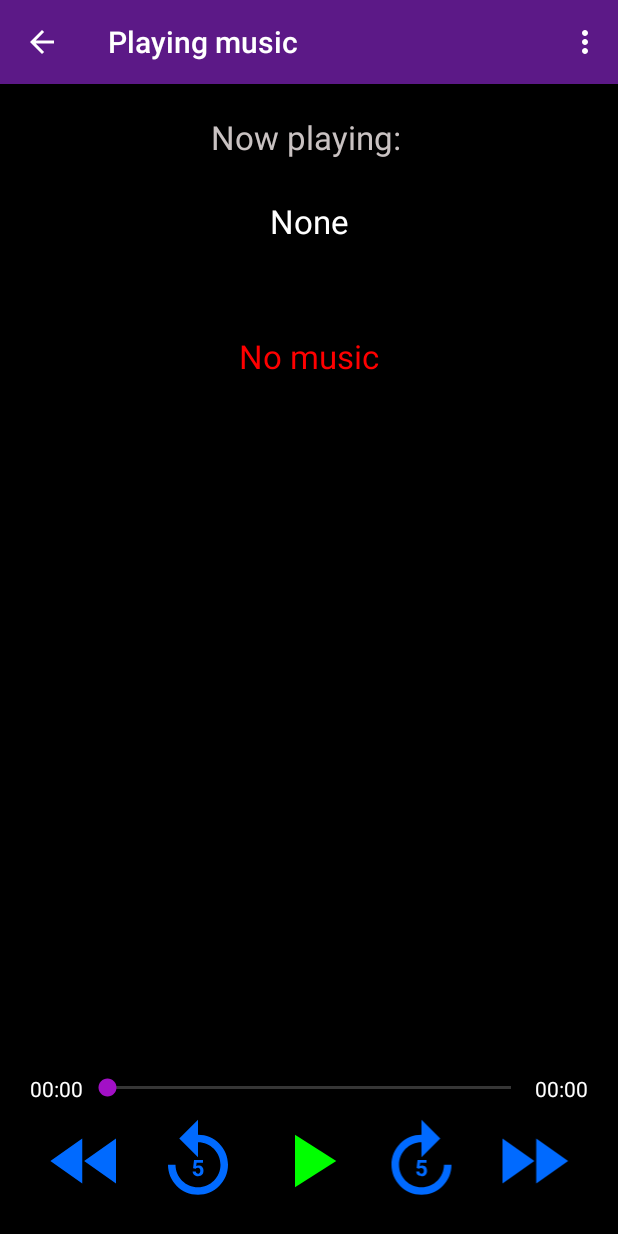
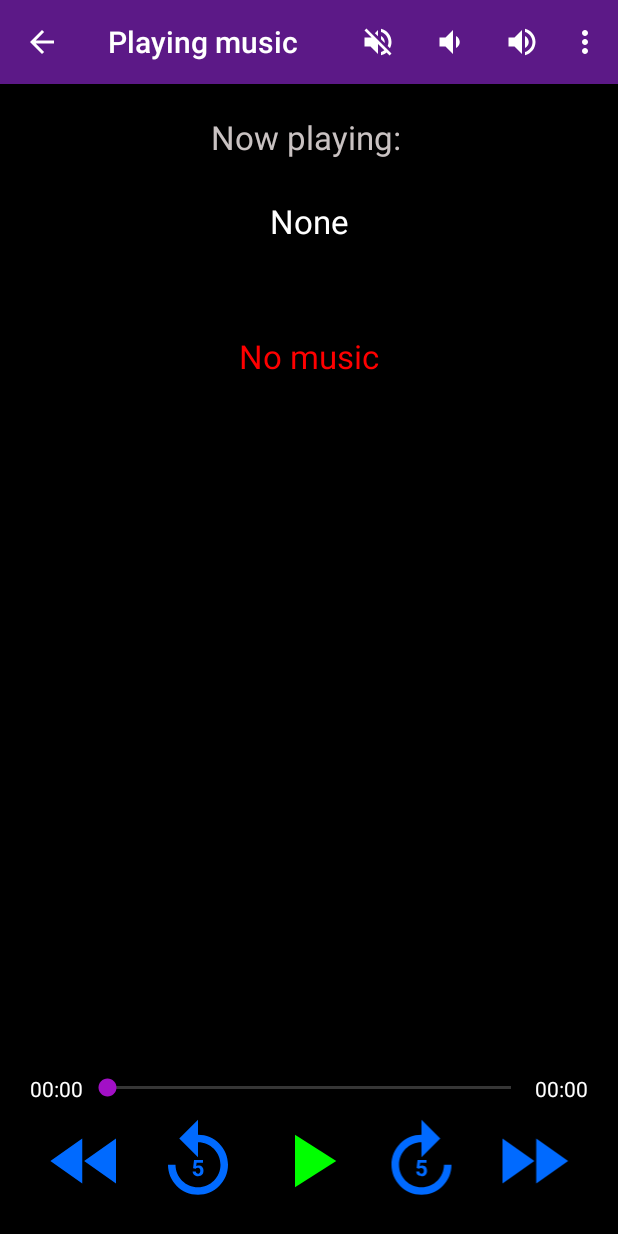
Before and after one commit to eisichenko/Android-Media-Player, an Android app: the MusicActivity screen opened directly, with no data from a screen before it, on a phone screen of 412 x 824 dp. Run offline under Robolectric (Android 15) with nearby library versions, the phone set to English and light mode, and no system bars; 1 statement that could not run was skipped.

Commit message:
added volume controls

```diff
--- /dev/null
+++ b/app/src/main/res/drawable/ic_volume_down.xml
@@ -0,0 +1,5 @@
+<vector android:height="24dp" android:tint="#FFFFFF"
+    android:viewportHeight="24" android:viewportWidth="24"
+    android:width="24dp" xmlns:android="http://schemas.android.com/apk/res/android">
+    <path android:fillColor="@android:color/white" android:pathData="M18.5,12c0,-1.77 -1.02,-3.29 -2.5,-4.03v8.05c1.48,-0.73 2.5,-2.25 2.5,-4.02zM5,9v6h4l5,5V4L9,9H5z"/>
+</vector>
--- /dev/null
+++ b/app/src/main/res/drawable/ic_volume_mute.xml
@@ -0,0 +1,5 @@
+<vector android:height="24dp" android:tint="#FFFFFF"
+    android:viewportHeight="24" android:viewportWidth="24"
+    android:width="24dp" xmlns:android="http://schemas.android.com/apk/res/android">
+    <path android:fillColor="@android:color/white" android:pathData="M16.5,12c0,-1.77 -1.02,-3.29 -2.5,-4.03v2.21l2.45,2.45c0.03,-0.2 0.05,-0.41 0.05,-0.63zM19,12c0,0.94 -0.2,1.82 -0.54,2.64l1.51,1.51C20.63,14.91 21,13.5 21,12c0,-4.28 -2.99,-7.86 -7,-8.77v2.06c2.89,0.86 5,3.54 5,6.71zM4.27,3L3,4.27 7.73,9L3,9v6h4l5,5v-6.73l4.25,4.25c-0.67,0.52 -1.42,0.93 -2.25,1.18v2.06c1.38,-0.31 2.63,-0.95 3.69,-1.81L19.73,21 21,19.73l-9,-9L4.27,3zM12,4L9.91,6.09 12,8.18L12,4z"/>
+</vector>
--- /dev/null
+++ b/app/src/main/res/drawable/ic_volume_unmute.xml
@@ -0,0 +1,5 @@
+<vector android:height="24dp" android:tint="#FFFFFF"
+    android:viewportHeight="24" android:viewportWidth="24"
+    android:width="24dp" xmlns:android="http://schemas.android.com/apk/res/android">
+    <path android:fillColor="@android:color/white" android:pathData="M7,9v6h4l5,5V4l-5,5H7z"/>
+</vector>
--- /dev/null
+++ b/app/src/main/res/drawable/ic_volume_up.xml
@@ -0,0 +1,5 @@
+<vector android:height="24dp" android:tint="#FFFFFF"
+    android:viewportHeight="24" android:viewportWidth="24"
+    android:width="24dp" xmlns:android="http://schemas.android.com/apk/res/android">
+    <path android:fillColor="@android:color/white" android:pathData="M3,9v6h4l5,5L12,4L7,9L3,9zM16.5,12c0,-1.77 -1.02,-3.29 -2.5,-4.03v8.05c1.48,-0.73 2.5,-2.25 2.5,-4.02zM14,3.23v2.06c2.89,0.86 5,3.54 5,6.71s-2.11,5.85 -5,6.71v2.06c4.01,-0.91 7,-4.49 7,-8.77s-2.99,-7.86 -7,-8.77z"/>
+</vector>
--- a/app/src/main/res/menu/music_menu_layout.xml
+++ b/app/src/main/res/menu/music_menu_layout.xml
@@ -1,6 +1,25 @@
 <?xml version="1.0" encoding="utf-8"?>
 <menu xmlns:app="http://schemas.android.com/apk/res-auto"
     xmlns:android="http://schemas.android.com/apk/res/android">
+
+    <item android:name="volume_mute"
+        android:id="@+id/volumeMuteMenuItem"
+        android:title="Volume Mute"
+        android:icon="@drawable/ic_volume_mute"
+        app:showAsAction="always"/>
+
+    <item android:name="volume_down"
+        android:id="@+id/volumeDownMenuItem"
+        android:title="Volume Down"
+        android:icon="@drawable/ic_volume_down"
+        app:showAsAction="always"/>
+
+    <item android:name="volume_up"
+        android:id="@+id/volumeUpMenuItem"
+        android:title="Volume Up"
+        android:icon="@drawable/ic_volume_up"
+        app:showAsAction="always"/>
+
     <item android:name="autoplay_menu_item"
         android:id="@+id/autoplayMenuItem"
         android:title="Autoplay"/>
```
Also changed, not shown: app/src/main/java/com/example/android_media_player/MusicPlayer/MusicActivity.java (+93 -4 lines).
